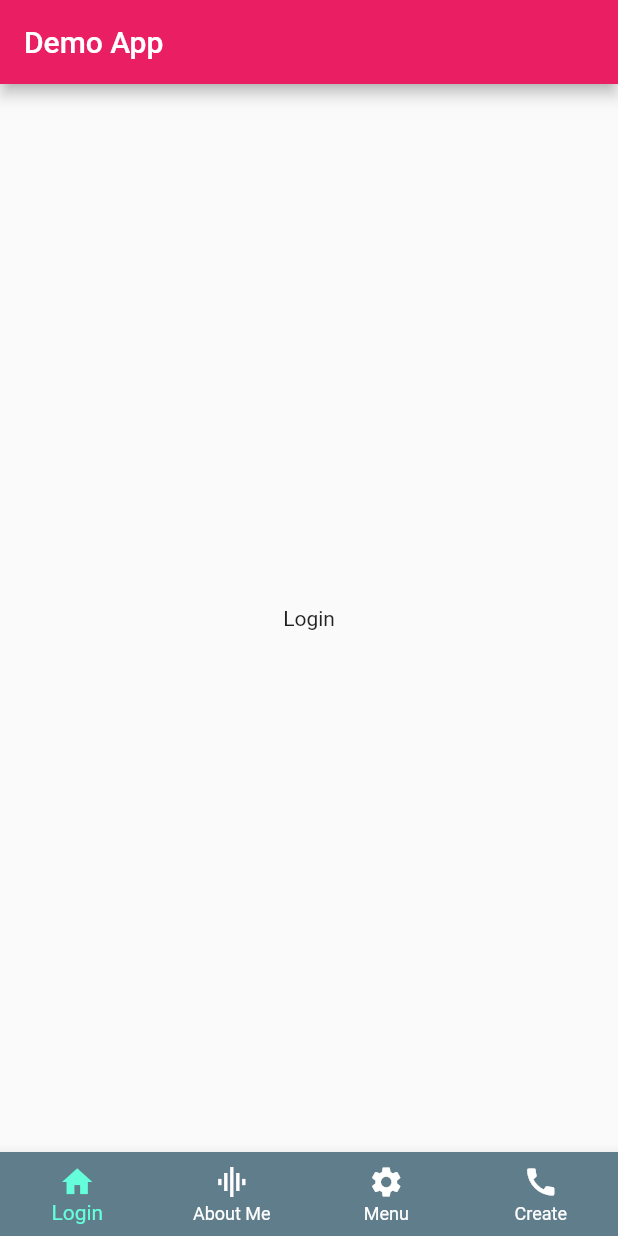
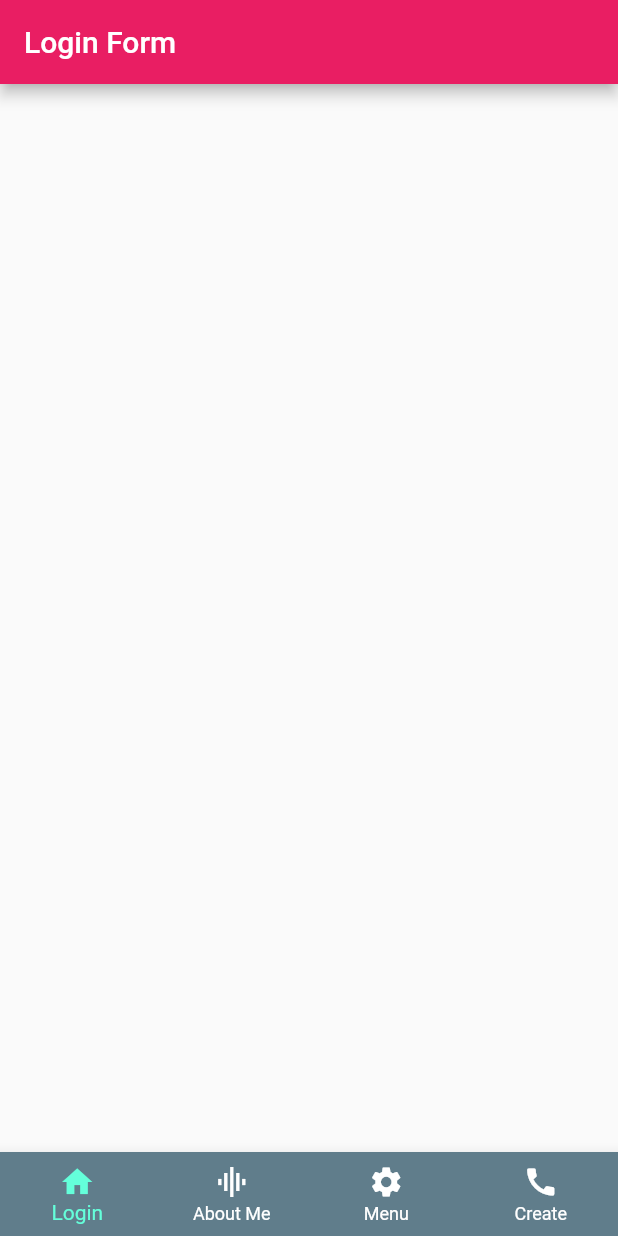
Before and after one commit to birdpakornpong/demo-flutter, a Flutter app: the screen it shows after launch, on a phone screen of 412 x 824 dp. Run offline on Flutter 3.47's test engine with Material 2 defaults, Android fonts, the phone set to English and light mode, and no system bars.

Commit message:
prepare login ui

```diff
--- a/lib/main.dart
+++ b/lib/main.dart
@@ -1,4 +1,5 @@
 import 'package:flutter/material.dart';
+import './screen/login.dart';
 
 void main() {
   runApp(const MyApp());
@@ -27,9 +28,7 @@ class _MyHomePageState extends State<MyHomePage> {
   // route List
   int _routeIndex = 0;
   List<Widget> routeList = [
-    const Center(
-      child: Text("Login"),
-    ),
+    LoginScreen(),
     const Center(
       child: Text("About Me"),
     ),
@@ -44,9 +43,6 @@ class _MyHomePageState extends State<MyHomePage> {
   @override
   Widget build(BuildContext context) {
     return Scaffold(
-      appBar: AppBar(
-        title: const Text("Demo App"),
-      ),
       body: routeList.elementAt(_routeIndex),
       bottomNavigationBar: BottomNavigationBar(
         type: BottomNavigationBarType.fixed,
--- /dev/null
+++ b/lib/screen/login.dart
@@ -0,0 +1,20 @@
+import 'package:flutter/material.dart';
+
+class LoginScreen extends StatelessWidget {
+  @override
+  Widget build(BuildContext context) {
+    return Scaffold(
+        appBar: AppBar(title: const Text('Login Form')),
+        body: Padding(
+          padding: const EdgeInsets.all(20.0),
+          child: Column(
+              mainAxisAlignment: MainAxisAlignment.center,
+              crossAxisAlignment: CrossAxisAlignment.center,
+              children: const [
+                SizedBox(
+                  height: 100,
+                )
+              ]),
+        ));
+  }
+}
```
